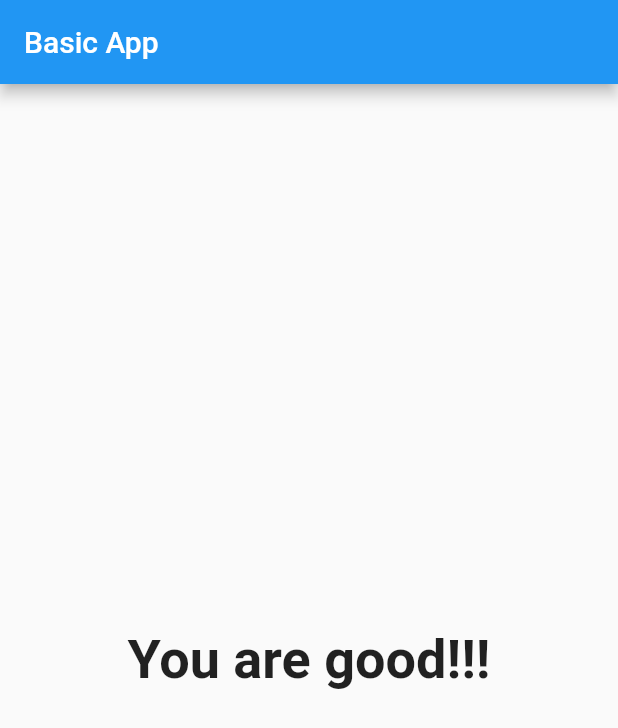
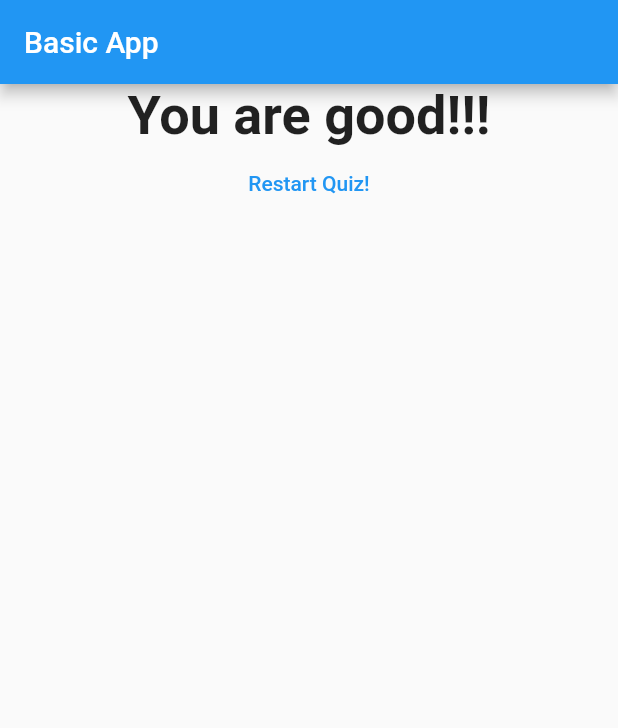
Before and after one commit to mr0a/FlutterLearning, a Flutter app: the screen it shows after launch, after a tap on "Black", after a tap on "Lion", after a tap on "Dosa", on a phone screen of 412 x 824 dp. Shown: the top 728 px of the screen. Run offline on Flutter 3.47's test engine with Material 2 defaults, Android fonts, the phone set to English and light mode, and no system bars.

Commit message:
Reset quiz option added in end screen

```diff
--- a/lib/Result.dart
+++ b/lib/Result.dart
@@ -2,8 +2,9 @@ import 'package:flutter/material.dart';
 
 class Result extends StatelessWidget {
   final int resultScore;
+  final Function resetHandler;
 
-  Result(this.resultScore);
+  Result(this.resultScore, this.resetHandler);
 
   String get resultText{
     var resultPhrase;
@@ -16,10 +17,15 @@ class Result extends StatelessWidget {
   }
   Widget build(BuildContext context) {
     return Center(
-      child: Text(
-        resultText,
-        style: TextStyle(fontSize: 36, fontWeight: FontWeight.bold),
-        textAlign: TextAlign.center,
+      child: Column(
+        children: [
+          Text(
+            resultText,
+            style: TextStyle(fontSize: 36, fontWeight: FontWeight.bold),
+            textAlign: TextAlign.center,
+          ),
+          FlatButton(onPressed: resetHandler, child: Text('Restart Quiz!'), textColor: Colors.blue,)
+        ],
       ),
     );
   }
--- a/lib/main.dart
+++ b/lib/main.dart
@@ -39,8 +39,15 @@ class _MyAppState extends State<MyApp> {
       ]
     }
   ];
-  var _count = 0;
-  var _totalScore = 0;
+  int _count = 0;
+  int _totalScore = 0;
+
+  void _reset(){
+    setState( (){
+      _count = 0;
+      _totalScore = 0;
+    });
+  }
 
   void _decrement() => setState(() => _count--);
 
@@ -64,7 +71,7 @@ class _MyAppState extends State<MyApp> {
                   quizData: _questions[_count],
                   increment: _increment,
                   decrement: _decrement)
-              : Result(_totalScore)),
+              : Result(_totalScore, _reset)),
     );
   }
 }
```
Also changed, not shown: module_summary.png (added), output.png, 1 other file.
